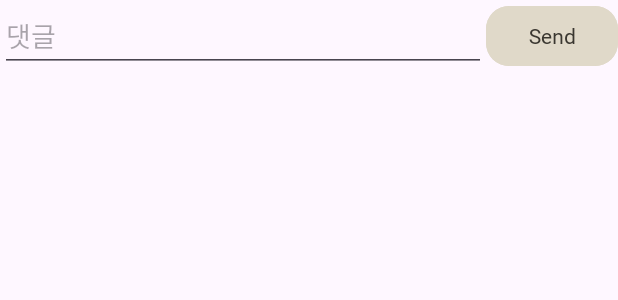
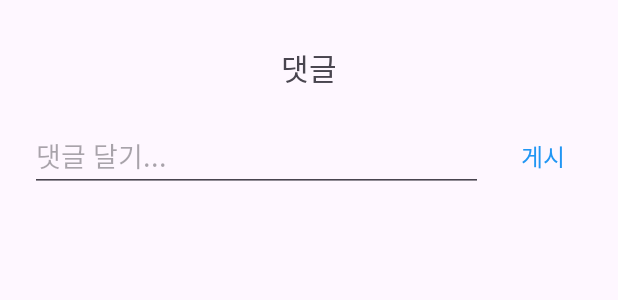
Before and after one commit to 2023-SMHRD-SW-Fullstack-1/StuCamp, an Android app: the layout activity_comment.xml on its own in the app's theme, with its tools: preview values and no code run, on a phone screen of 412 x 824 dp. Shown: the top 300 px of the screen. Run offline under Robolectric (Android 15) with nearby library versions, the light colour scheme and no system bars; network calls fail.

Commit message:
docs : design

```diff
--- a/client/StuCamp/app/src/main/res/layout/activity_comment.xml
+++ b/client/StuCamp/app/src/main/res/layout/activity_comment.xml
@@ -10,35 +10,55 @@
         android:id="@+id/rvComment"
         android:layout_width="0dp"
         android:layout_height="wrap_content"
-        app:layout_constraintBottom_toTopOf="@+id/etComment"
+        android:layout_marginStart="20dp"
+        android:layout_marginTop="10dp"
+        android:layout_marginEnd="20dp"
         app:layout_constraintEnd_toEndOf="parent"
+        app:layout_constraintHorizontal_bias="0.0"
         app:layout_constraintStart_toStartOf="parent"
-        app:layout_constraintTop_toTopOf="parent" />
+        app:layout_constraintTop_toBottomOf="@+id/etComment" />
 
     <EditText
         android:id="@+id/etComment"
         android:layout_width="0dp"
         android:layout_height="wrap_content"
+        android:layout_marginTop="80dp"
         android:ems="10"
-        android:hint="댓글"
+        android:hint="댓글 달기..."
         android:inputType="text"
-        app:layout_constraintBottom_toBottomOf="parent"
         app:layout_constraintEnd_toStartOf="@+id/btnCommentSend"
         app:layout_constraintHorizontal_bias="0.0"
-        app:layout_constraintStart_toStartOf="@+id/rvComment" />
+        app:layout_constraintStart_toStartOf="@+id/rvComment"
+        app:layout_constraintTop_toTopOf="parent" />
 
     <Button
         android:id="@+id/btnCommentSend"
+        android:layout_width="60dp"
+        android:layout_height="wrap_content"
+        android:layout_marginStart="10dp"
+        android:layout_marginEnd="20dp"
+        android:backgroundTint="#00E0D9C9"
+        android:fontFamily="@font/nanum_square_neo_deb"
+        android:paddingLeft="0dp"
+        android:paddingRight="0dp"
+        android:text="게시"
+        android:textColor="#2196F3"
+        android:textSize="16dp"
+        app:cornerRadius="15dp"
+        app:layout_constraintEnd_toEndOf="parent"
+        app:layout_constraintStart_toEndOf="@+id/etComment"
+        app:layout_constraintTop_toTopOf="@+id/etComment" />
+
+    <TextView
+        android:id="@+id/textView2"
         android:layout_width="wrap_content"
         android:layout_height="wrap_content"
-        android:backgroundTint="#E0D9C9"
+        android:layout_marginTop="30dp"
         android:fontFamily="@font/nanum_square_neo_deb"
-        android:text="Send"
-        android:textColor="#3A3730"
-        android:textSize="14sp"
-        app:cornerRadius="15dp"
-        app:layout_constraintBottom_toBottomOf="@+id/etComment"
+        android:text="댓글"
+        android:textSize="20dp"
         app:layout_constraintEnd_toEndOf="parent"
-        app:layout_constraintTop_toBottomOf="@+id/rvComment"
-        app:layout_constraintVertical_bias="1.0" />
+        app:layout_constraintStart_toStartOf="parent"
+        app:layout_constraintTop_toTopOf="parent" />
+
 </androidx.constraintlayout.widget.ConstraintLayout>
--- a/client/StuCamp/app/src/main/res/layout/activity_main.xml
+++ b/client/StuCamp/app/src/main/res/layout/activity_main.xml
@@ -118,6 +118,7 @@
         android:layout_width="60dp"
         android:layout_height="0dp"
         android:layout_marginStart="20dp"
+        android:layout_marginTop="5dp"
         app:layout_constraintBottom_toTopOf="@+id/guideline2"
         app:layout_constraintStart_toStartOf="parent"
         app:layout_constraintTop_toTopOf="parent"
```
Also changed, not shown: client/StuCamp/app/src/main/res/layout/activity_my_feed.xml (+16 -8 lines), client/StuCamp/app/src/main/res/layout/comment_item.xml (+13 -10 lines), client/StuCamp/app/src/main/res/layout/feed_item.xml (+8 -8 lines).
